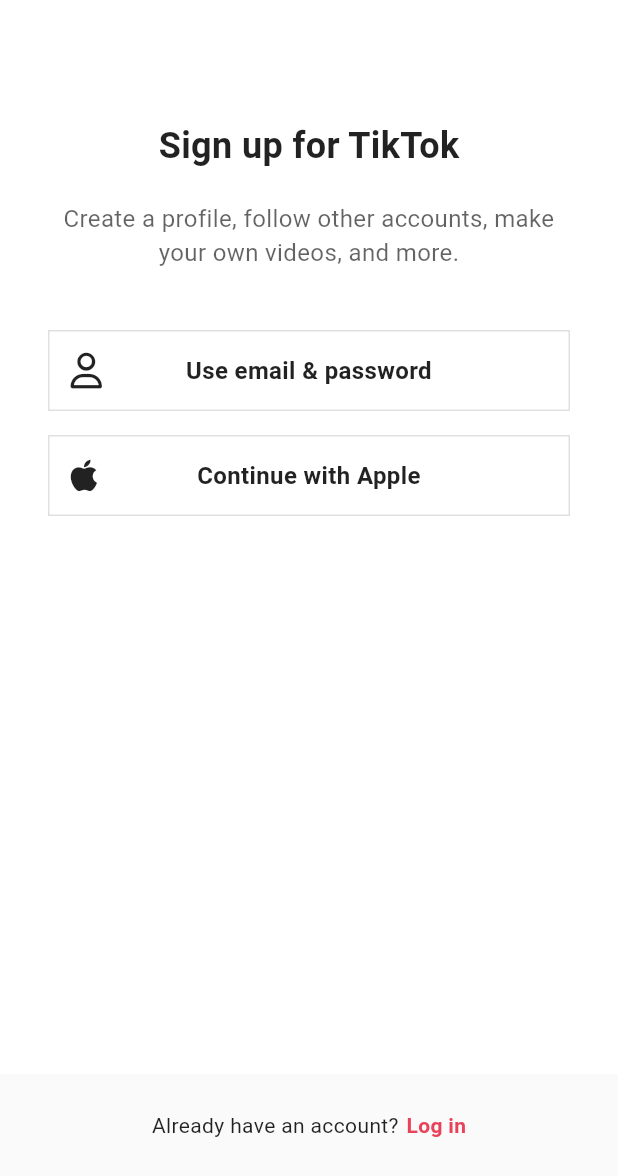
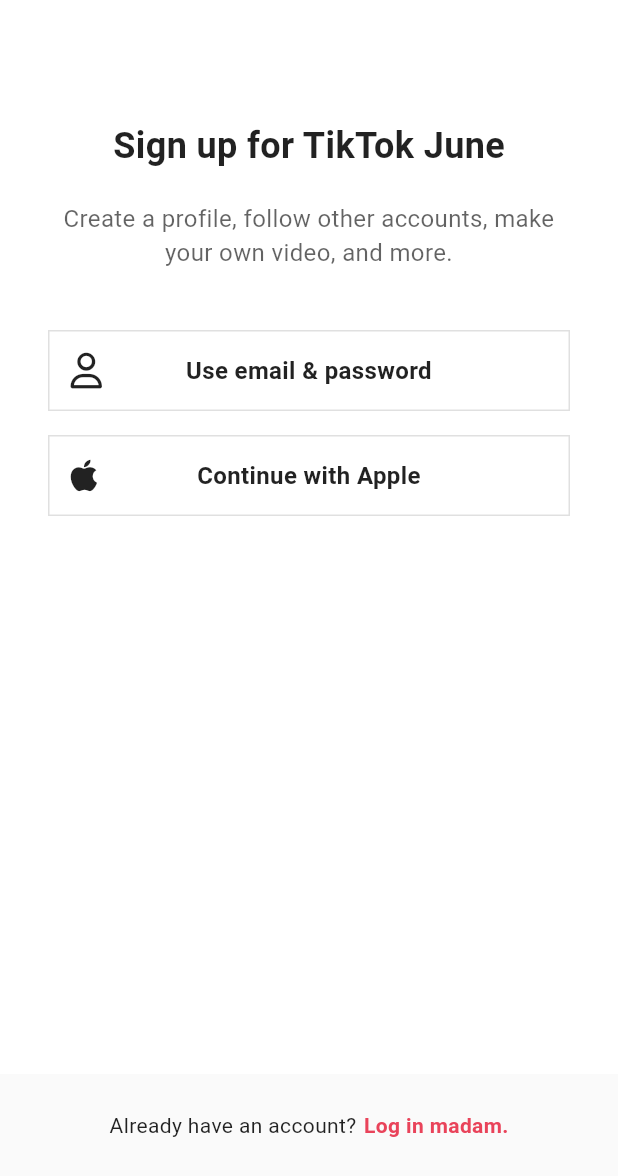
Before and after one commit to WonHyun/TikTokClone, a Flutter app: the screen it shows after launch, on a phone screen of 412 x 824 dp. Shown: the top 1176 px of the screen. Run offline on Flutter 3.47's test engine with Material 3 defaults, Android fonts, the phone set to English and light mode, and no system bars; our stand-ins replace camera, font_awesome_flutter, gallery_saver, go_router, image_picker, permission_handler and 3 more.

Commit message:
feat: add translation to some components

```diff
--- a/lib/features/authentication/sign_up_screen.dart
+++ b/lib/features/authentication/sign_up_screen.dart
@@ -6,6 +6,7 @@ import 'package:tictok_clone/constants/sizes.dart';
 import 'package:tictok_clone/features/authentication/login_screen.dart';
 import 'package:tictok_clone/features/authentication/username_screen.dart';
 import 'package:tictok_clone/features/authentication/widgets/auth_button.dart';
+import 'package:tictok_clone/generated/l10n.dart';
 import 'package:tictok_clone/utils.dart';
 
 class SignUpScreen extends StatelessWidget {
@@ -92,19 +93,19 @@ class SignUpScreen extends StatelessWidget {
                 child: Column(
                   children: [
                     Gaps.v80,
-                    const Text(
-                      "Sign up for TikTok",
-                      style: TextStyle(
+                    Text(
+                      S.of(context).signUpTitle("TikTok", DateTime.now()),
+                      style: const TextStyle(
                         fontSize: Sizes.size24,
                         fontWeight: FontWeight.w700,
                       ),
                     ),
                     Gaps.v20,
-                    const Opacity(
+                    Opacity(
                       opacity: 0.7,
                       child: Text(
-                        "Create a profile, follow other accounts, make your own videos, and more.",
-                        style: TextStyle(fontSize: Sizes.size16),
+                        S.of(context).signUpSubtitle(1),
+                        style: const TextStyle(fontSize: Sizes.size16),
                         textAlign: TextAlign.center,
                       ),
                     ),
@@ -113,13 +114,13 @@ class SignUpScreen extends StatelessWidget {
                       AuthButton(
                         onTap: () => _onUsernameTap(context),
                         icon: const FaIcon(FontAwesomeIcons.user),
-                        text: "Use email & password",
+                        text: S.of(context).emailPasswordButton,
                       ),
                       Gaps.v16,
                       AuthButton(
                         onTap: () => {},
                         icon: const FaIcon(FontAwesomeIcons.apple),
-                        text: "Continue with Apple",
+                        text: S.of(context).appleButton,
                       ),
                     ],
                     if (orientation == Orientation.landscape)
@@ -129,7 +130,7 @@ class SignUpScreen extends StatelessWidget {
                             child: AuthButton(
                               onTap: () => _onUsernameTap(context),
                               icon: const FaIcon(FontAwesomeIcons.user),
-                              text: "Use email & password",
+                              text: S.of(context).emailPasswordButton,
                             ),
                           ),
                           Gaps.h16,
@@ -137,7 +138,7 @@ class SignUpScreen extends StatelessWidget {
                             child: AuthButton(
                               onTap: () => {},
                               icon: const FaIcon(FontAwesomeIcons.apple),
-                              text: "Continue with Apple",
+                              text: S.of(context).appleButton,
                             ),
                           ),
                         ],
@@ -156,12 +157,12 @@ class SignUpScreen extends StatelessWidget {
                 child: Row(
                   mainAxisAlignment: MainAxisAlignment.center,
                   children: [
-                    const Text("Already have an account?"),
+                    Text(S.of(context).alreadyHaveAnAccount),
                     Gaps.h5,
                     GestureDetector(
                       onTap: () => _onLoginTap(context),
                       child: Text(
-                        "Log in",
+                        S.of(context).logIn("female"),
                         style: TextStyle(
                           color: Theme.of(context).primaryColor,
                           fontWeight: FontWeight.w600,
--- a/lib/features/videos/views/widgets/video_comments.dart
+++ b/lib/features/videos/views/widgets/video_comments.dart
@@ -2,6 +2,7 @@ import 'package:flutter/material.dart';
 import 'package:font_awesome_flutter/font_awesome_flutter.dart';
 import 'package:tictok_clone/constants/gaps.dart';
 import 'package:tictok_clone/constants/sizes.dart';
+import 'package:tictok_clone/generated/l10n.dart';
 import 'package:tictok_clone/utils.dart';
 
 class VideoComments extends StatefulWidget {
@@ -53,7 +54,7 @@ class _VideoCommentsState extends State<VideoComments> {
         appBar: AppBar(
           backgroundColor: isDark ? null : Colors.grey.shade50,
           automaticallyImplyLeading: false,
-          title: const Text("22796 comments"),
+          title: Text(S.of(context).commentTitle(22796, 22796)),
           actions: [
             IconButton(
               onPressed: _onClosePressed,
--- a/lib/main.dart
+++ b/lib/main.dart
@@ -7,6 +7,7 @@ import 'package:shared_preferences/shared_preferences.dart';
 import 'package:tictok_clone/constants/theme.dart';
 import 'package:tictok_clone/features/videos/repos/playback_config_repo.dart';
 import 'package:tictok_clone/features/videos/view_models/playback_config_view_model.dart';
+import 'package:tictok_clone/generated/l10n.dart';
 import 'package:tictok_clone/router.dart';
 
 void main() async {
@@ -44,11 +45,13 @@ class TikTokApp extends StatelessWidget {
 
   @override
   Widget build(BuildContext context) {
+    S.load(const Locale("ko"));
     return MaterialApp.router(
       debugShowCheckedModeBanner: false,
       title: 'TikTok Clone',
       // themeMode: context.watch<ThemeConfig>().themeMode,
       localizationsDelegates: const [
+        S.delegate,
         GlobalMaterialLocalizations.delegate,
         GlobalCupertinoLocalizations.delegate,
         GlobalWidgetsLocalizations.delegate,
--- a/pubspec.yaml
+++ b/pubspec.yaml
@@ -30,8 +30,11 @@ dev_dependencies:
   flutter_lints: ^3.0.0
 
 flutter:
+  generate: true
   uses-material-design: true
 
   assets:
     - assets/videos/
     - assets/images/
+flutter_intl:
+  enabled: true
```
Also changed, not shown: lib/features/videos/views/widgets/video_post.dart (+5 -4 lines), lib/l10n/intl_en.arb (added, +86 -0 lines), lib/l10n/intl_ko.arb (added, +12 -0 lines), lib/generated/intl/messages_all.dart (added), lib/generated/intl/messages_en.dart (added), lib/generated/intl/messages_ko.dart (added), lib/generated/l10n.dart (added).
